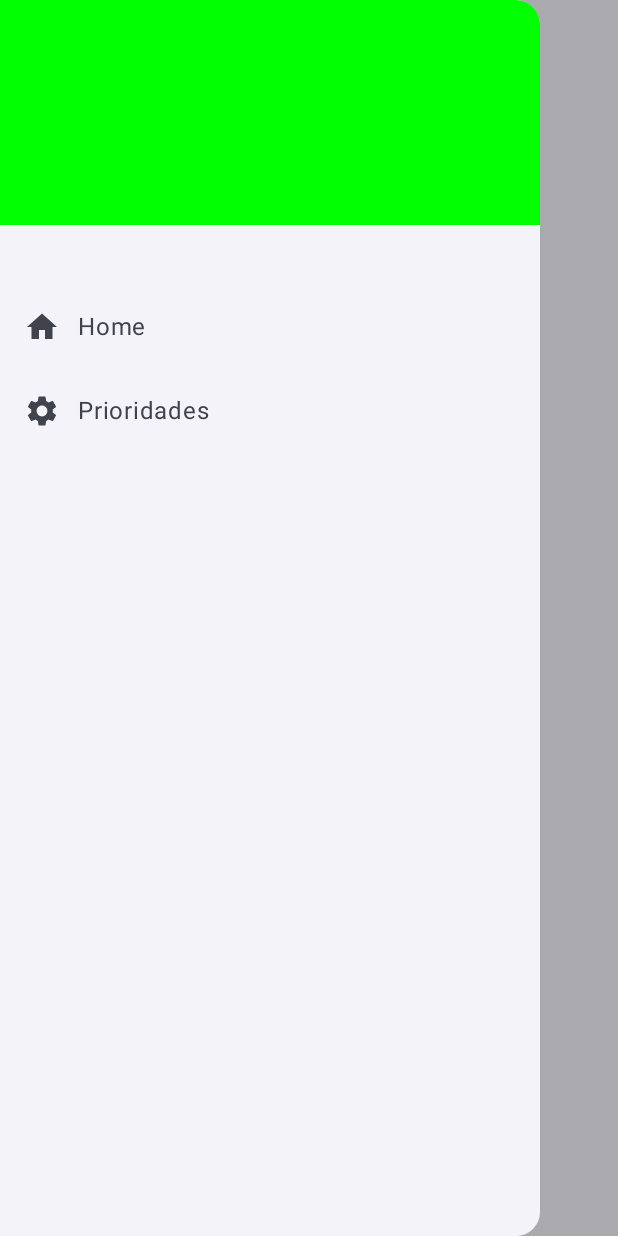
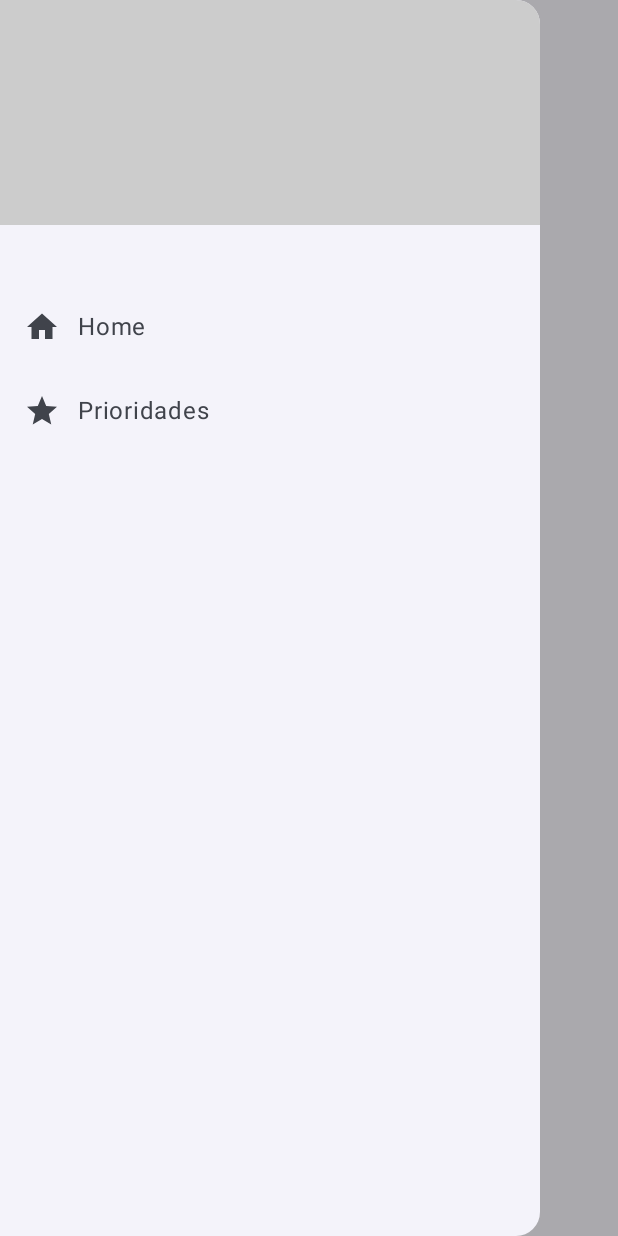
Before and after one commit to stvnyc/Ap2Project, an Android app built with Jetpack Compose: the screen it shows after launch (MainActivity), after a tap on "Boton de menu", on a phone screen of 412 x 824 dp. Run offline under Robolectric (Android 15) with nearby library versions, the phone set to English and light mode, and no system bars; our stand-ins replace Dagger/Hilt's generated code, Room's generated code.

Commit message:
Modificando menu

```diff
--- a/app/src/main/java/com/example/ap2project/presentation/navigation/PrioridadNavHost.kt
+++ b/app/src/main/java/com/example/ap2project/presentation/navigation/PrioridadNavHost.kt
@@ -62,7 +62,7 @@ fun PrioridadNavHost(
                 modifier = Modifier.padding(innerpadding)
             ) {
                 composable<Screen.Home> {
-                    Text("Home")
+                    Text("Se encuentra en el inicio")
                 }
 
                 composable<Screen.PrioridadList> {
--- a/app/src/main/java/com/example/ap2project/presentation/navigation/components/ModalDrawerSheet.kt
+++ b/app/src/main/java/com/example/ap2project/presentation/navigation/components/ModalDrawerSheet.kt
@@ -9,6 +9,7 @@ import androidx.compose.foundation.layout.padding
 import androidx.compose.material.icons.Icons
 import androidx.compose.material.icons.filled.Home
 import androidx.compose.material.icons.filled.Settings
+import androidx.compose.material.icons.filled.Star
 import androidx.compose.material3.*
 import androidx.compose.runtime.Composable
 import androidx.compose.ui.Modifier
@@ -28,7 +29,7 @@ fun ModalDrawerSheet(
     ModalDrawerSheet {
         Box(
             modifier = Modifier
-                .background(Color.Green)
+                .background(Color.LightGray)
                 .fillMaxWidth()
                 .height(150.dp)
         ) {
@@ -58,7 +59,7 @@ fun ModalDrawerSheet(
             selected = false,
             icon = {
                 Icon(
-                    imageVector = Icons.Default.Settings,
+                    imageVector = Icons.Default.Star,
                     contentDescription = null
                 )
             },
```
